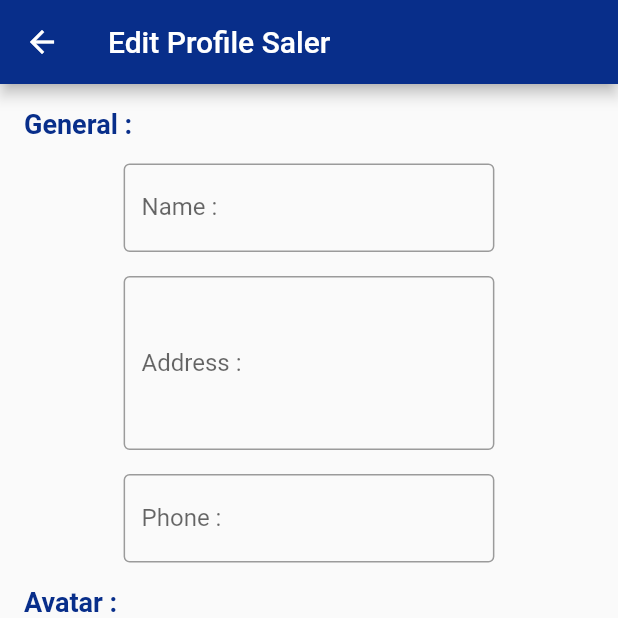
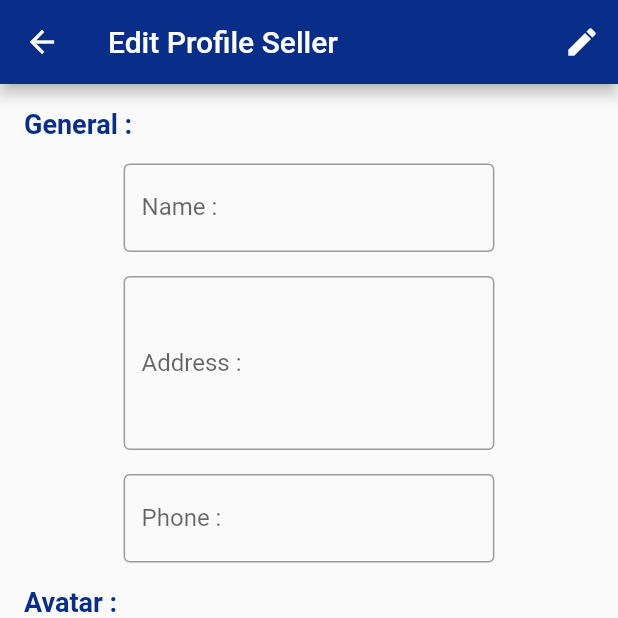
Before and after one commit to ShoteWath/ShoppingMall, a Flutter app: the EditProfileSaler screen opened by its route, on a phone screen of 412 x 824 dp, the top half of it. Run offline on Flutter 3.47's test engine with Material 2 defaults, Android fonts, the phone set to English and light mode, and no system bars; drawn by our look-alikes of cached_network_image; our stand-ins replace dio, geolocator, google_maps_flutter, image_picker, shared_preferences; accounts and stored records are empty; network calls fail.

Commit message:
update 11 Sep

```diff
--- a/lib/states/edit_profile_saler.dart
+++ b/lib/states/edit_profile_saler.dart
@@ -25,6 +25,7 @@ class _EditProfileSalerState extends State<EditProfileSaler> {
   TextEditingController addressController = TextEditingController();
   TextEditingController phoneController = TextEditingController();
   LatLng? latLng;
+  final formKey = GlobalKey<FormState>();
 
   @override
   void initState() {
@@ -78,10 +79,22 @@ class _EditProfileSalerState extends State<EditProfileSaler> {
   Widget build(BuildContext context) {
     return Scaffold(
       appBar: AppBar(
-        title: Text('Edit Profile Saler'),
+        title: Text('Edit Profile Seller'),
+        actions: [
+          IconButton(
+            onPressed: () => processEditProfileSeller(),
+            icon: Icon(Icons.edit),
+            tooltip: 'Edit Profile Seller',
+          ),
+        ],
       ),
       body: LayoutBuilder(
-        builder: (context, constraints) => ListView(
+        builder: (context, constraints) => GestureDetector(
+          onTap: () => FocusScope.of(context).requestFocus(FocusNode()),
+          behavior: HitTestBehavior.opaque,
+          child: Form(
+            key: formKey,
+            child: ListView(
               padding: EdgeInsets.all(16),
               children: [
                 builTitle('General :'),
@@ -92,10 +105,27 @@ class _EditProfileSalerState extends State<EditProfileSaler> {
                 buildAvatar(constraints),
                 builTitle('Location :'),
                 buildMap(constraints),
+                buildButtonEditProfile(),
               ],
             ),
           ),
+        ),
+      ),
     );
+  }
+
+  Future<Null> processEditProfileSeller() async {
+    print('processEditProfileSeller Work');
+    if (formKey.currentState!.validate()) {
+
+    }
+  }
+
+  ElevatedButton buildButtonEditProfile() {
+    return ElevatedButton.icon(
+        onPressed: () => processEditProfileSeller(),
+        icon: Icon(Icons.edit),
+        label: Text('Edit Profile Seller'));
   }
 
   Row buildMap(BoxConstraints constraints) {
@@ -158,6 +188,7 @@ class _EditProfileSalerState extends State<EditProfileSaler> {
                     ? ShowProgress()
                     : Padding(
                         padding: const EdgeInsets.all(8.0),
+                        // ignore: unnecessary_null_comparison
                         child: userModel!.avatar == null
                             ? ShowImage(path: MyConstant.avatar)
                             : CachedNetworkImage(
@@ -189,6 +220,13 @@ class _EditProfileSalerState extends State<EditProfileSaler> {
           margin: EdgeInsets.only(top: 16),
           width: constraints.maxWidth * 0.6,
           child: TextFormField(
+            validator: (value) {
+              if (value!.isEmpty) {
+                return 'Please Fill Name ';
+              } else {
+                return null;
+              }
+            },
             controller: nameController,
             decoration: InputDecoration(
               labelText: 'Name :',
@@ -208,6 +246,13 @@ class _EditProfileSalerState extends State<EditProfileSaler> {
           margin: EdgeInsets.only(top: 16),
           width: constraints.maxWidth * 0.6,
           child: TextFormField(
+            validator: (value) {
+              if (value!.isEmpty) {
+                return 'Please Fill Address ';
+              } else {
+                return null;
+              }
+            },
             maxLines: 4,
             controller: addressController,
             decoration: InputDecoration(
@@ -227,7 +272,14 @@ class _EditProfileSalerState extends State<EditProfileSaler> {
         Container(
           margin: EdgeInsets.symmetric(vertical: 16),
           width: constraints.maxWidth * 0.6,
-          child: TextFormField(
+          child: TextFormField(keyboardType: TextInputType.phone,
+            validator: (value) {
+              if (value!.isEmpty) {
+                return 'Please Fill Phone ';
+              } else {
+                return null;
+              }
+            },
             controller: phoneController,
             decoration: InputDecoration(
               labelText: 'Phone :',
--- a/lib/utility/my_constant.dart
+++ b/lib/utility/my_constant.dart
@@ -3,7 +3,7 @@ import 'package:flutter/material.dart';
 class MyConstant {
   // Genernal
   static String appName = 'Shopping Mall';
-  static String domain = 'https://202b-2001-44c8-4246-b05e-39c9-8670-a23d-c378.ngrok.io';
+  static String domain = 'https://2fe4-182-232-52-176.ngrok.io';
   // Route
   static String routeAuthen = '/authen';
   static String routeCreateAccount = '/createAccount';
```
Also changed, not shown: pubspec.lock. Lines whose indentation alone changed are shown as unchanged.
